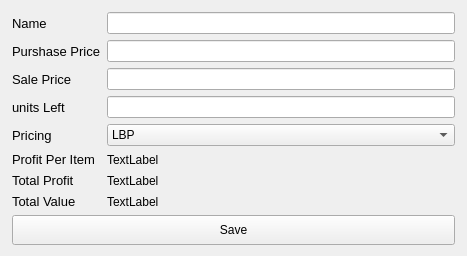
Qt form Resources/UI/ItemEditorFull.ui (hussienK/Shop-App) before a commit.
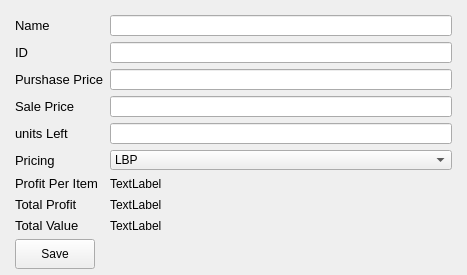
The same form after that commit.

What changed in the file:
```diff
--- a/Resources/UI/ItemEditorFull.ui
+++ b/Resources/UI/ItemEditorFull.ui
@@ -7,37 +7,43 @@
     <x>0</x>
     <y>0</y>
     <width>467</width>
-    <height>256</height>
+    <height>275</height>
    </rect>
   </property>
   <property name="minimumSize">
    <size>
     <width>467</width>
-    <height>256</height>
+    <height>275</height>
    </size>
   </property>
   <property name="maximumSize">
    <size>
     <width>467</width>
-    <height>256</height>
+    <height>282</height>
    </size>
   </property>
   <property name="windowTitle">
    <string>MainWindow</string>
   </property>
   <widget class="QWidget" name="centralwidget">
+   <property name="maximumSize">
+    <size>
+     <width>467</width>
+     <height>16777215</height>
+    </size>
+   </property>
    <layout class="QFormLayout" name="formLayout">
     <property name="leftMargin">
-     <number>12</number>
+     <number>15</number>
     </property>
     <property name="topMargin">
-     <number>12</number>
+     <number>15</number>
     </property>
     <property name="rightMargin">
-     <number>12</number>
+     <number>15</number>
     </property>
     <property name="bottomMargin">
-     <number>12</number>
+     <number>15</number>
     </property>
     <item row="0" column="0">
      <widget class="QLabel" name="label">
@@ -58,7 +64,41 @@
       </property>
      </widget>
     </item>
+    <item row="1" column="0">
+     <widget class="QLabel" name="label_1">
+      <property name="font">
+       <font>
+        <pointsize>10</pointsize>
+       </font>
+      </property>
+      <property name="text">
+       <string>ID</string>
+      </property>
+     </widget>
+    </item>
+    <item row="1" column="1">
+     <widget class="QLineEdit" name="ID_lineEdit">
+      <property name="readOnly">
+       <bool>false</bool>
+      </property>
+     </widget>
+    </item>
     <item row="2" column="0">
+     <widget class="QLabel" name="label_6">
+      <property name="font">
+       <font>
+        <pointsize>10</pointsize>
+       </font>
+      </property>
+      <property name="text">
+       <string>Purshase Price</string>
+      </property>
+     </widget>
+    </item>
+    <item row="2" column="1">
+     <widget class="QLineEdit" name="pPrice_lineEdit"/>
+    </item>
+    <item row="3" column="0">
      <widget class="QLabel" name="label_2">
       <property name="font">
        <font>
@@ -70,7 +110,10 @@
       </property>
      </widget>
     </item>
-    <item row="3" column="0">
+    <item row="3" column="1">
+     <widget class="QLineEdit" name="sPrice_lineEdit"/>
+    </item>
+    <item row="4" column="0">
      <widget class="QLabel" name="label_3">
       <property name="font">
        <font>
@@ -82,31 +125,10 @@
       </property>
      </widget>
     </item>
-    <item row="1" column="0">
-     <widget class="QLabel" name="label_6">
-      <property name="font">
-       <font>
-        <pointsize>10</pointsize>
-       </font>
-      </property>
-      <property name="text">
-       <string>Purshase Price</string>
-      </property>
-     </widget>
+    <item row="4" column="1">
+     <widget class="QLineEdit" name="UnitsLeft_lineEdit"/>
     </item>
-    <item row="7" column="0">
-     <widget class="QLabel" name="label_7">
-      <property name="font">
-       <font>
-        <pointsize>10</pointsize>
-       </font>
-      </property>
-      <property name="text">
-       <string>Total Value</string>
-      </property>
-     </widget>
-    </item>
-    <item row="4" column="0">
+    <item row="5" column="0">
      <widget class="QLabel" name="label_5">
       <property name="font">
        <font>
@@ -118,23 +140,7 @@
       </property>
      </widget>
     </item>
-    <item row="1" column="1">
-     <widget class="QLineEdit" name="pPrice_lineEdit"/>
-    </item>
-    <item row="2" column="1">
-     <widget class="QLineEdit" name="sPrice_lineEdit"/>
-    </item>
-    <item row="3" column="1">
-     <widget class="QLineEdit" name="UnitsLeft_lineEdit"/>
-    </item>
-    <item row="7" column="1">
-     <widget class="QLabel" name="TotalValue">
-      <property name="text">
-       <string>TextLabel</string>
-      </property>
-     </widget>
-    </item>
-    <item row="4" column="1">
+    <item row="5" column="1">
      <widget class="QComboBox" name="PricingSelector">
       <item>
        <property name="text">
@@ -148,20 +154,7 @@
       </item>
      </widget>
     </item>
-    <item row="10" column="0" colspan="2">
-     <widget class="QPushButton" name="SaveButton">
-      <property name="minimumSize">
-       <size>
-        <width>50</width>
-        <height>30</height>
-       </size>
-      </property>
-      <property name="text">
-       <string>Save</string>
-      </property>
-     </widget>
-    </item>
-    <item row="5" column="0">
+    <item row="6" column="0">
      <widget class="QLabel" name="label_8">
       <property name="font">
        <font>
@@ -173,14 +166,14 @@
       </property>
      </widget>
     </item>
-    <item row="5" column="1">
+    <item row="6" column="1">
      <widget class="QLabel" name="profit_per_item">
       <property name="text">
        <string>TextLabel</string>
       </property>
      </widget>
     </item>
-    <item row="6" column="0">
+    <item row="7" column="0">
      <widget class="QLabel" name="label_4">
       <property name="font">
        <font>
@@ -192,13 +185,45 @@
       </property>
      </widget>
     </item>
-    <item row="6" column="1">
+    <item row="7" column="1">
      <widget class="QLabel" name="TotalProfit">
       <property name="text">
        <string>TextLabel</string>
       </property>
      </widget>
     </item>
+    <item row="8" column="0">
+     <widget class="QLabel" name="label_7">
+      <property name="font">
+       <font>
+        <pointsize>10</pointsize>
+       </font>
+      </property>
+      <property name="text">
+       <string>Total Value</string>
+      </property>
+     </widget>
+    </item>
+    <item row="8" column="1">
+     <widget class="QLabel" name="TotalValue">
+      <property name="text">
+       <string>TextLabel</string>
+      </property>
+     </widget>
+    </item>
+    <item row="9" column="0">
+     <widget class="QPushButton" name="SaveButton">
+      <property name="minimumSize">
+       <size>
+        <width>50</width>
+        <height>30</height>
+       </size>
+      </property>
+      <property name="text">
+       <string>Save</string>
+      </property>
+     </widget>
+    </item>
    </layout>
   </widget>
  </widget>
```
